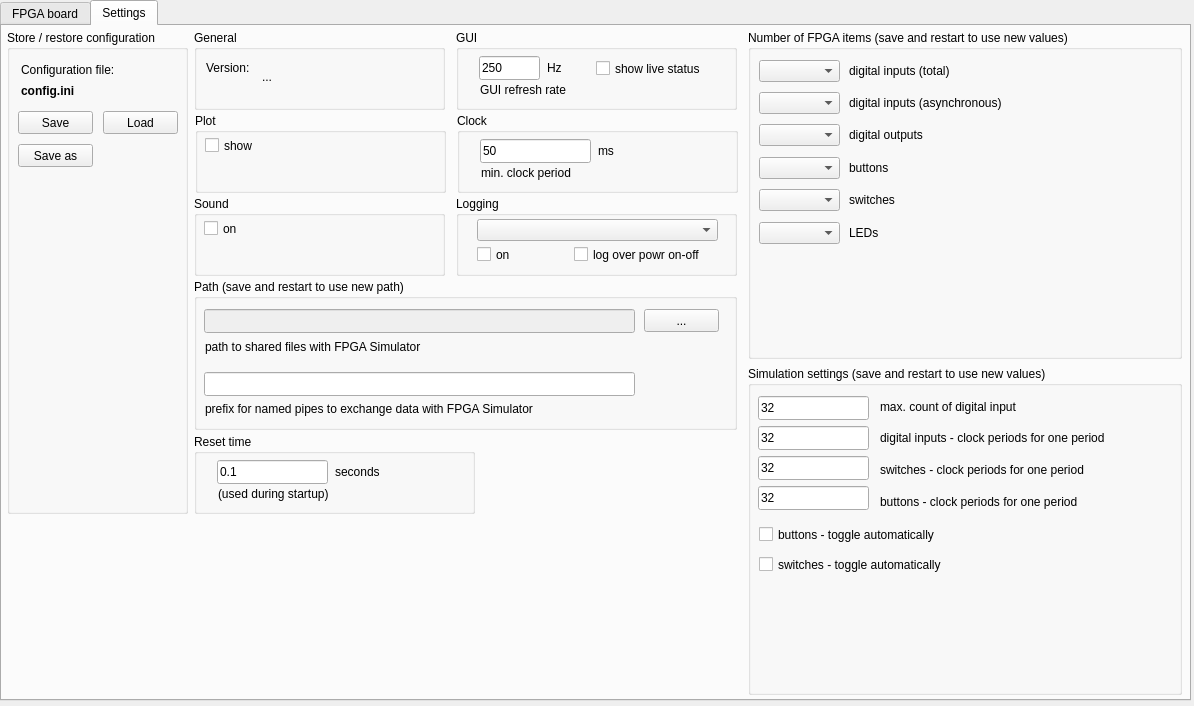
First picture: the form in python/hw_sim_fwk/ui/mainWindow.ui, repository ClarkFieseln/FPGA_HW_SIM_FWK, before the edit.
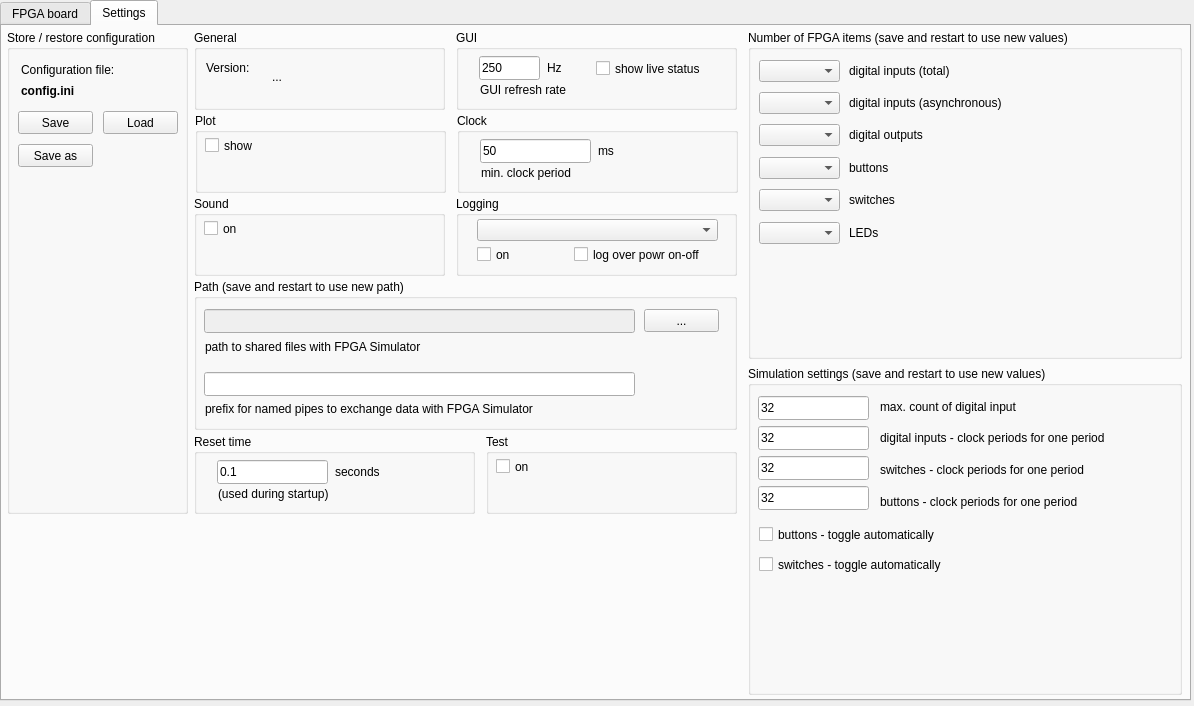
Second picture: the form after the edit. Icons and pictures are not drawn.

Patch:
```diff
--- a/python/hw_sim_fwk/ui/mainWindow.ui
+++ b/python/hw_sim_fwk/ui/mainWindow.ui
@@ -637,9 +637,9 @@
       <widget class="QLabel" name="lblVersion">
        <property name="geometry">
         <rect>
-         <x>68</x>
+         <x>78</x>
          <y>26</y>
-         <width>181</width>
+         <width>171</width>
          <height>41</height>
         </rect>
        </property>
@@ -652,7 +652,7 @@
         <rect>
          <x>12</x>
          <y>28</y>
-         <width>50</width>
+         <width>61</width>
          <height>20</height>
         </rect>
        </property>
@@ -1295,7 +1295,7 @@
         <rect>
          <x>141</x>
          <y>30</y>
-         <width>51</width>
+         <width>71</width>
          <height>16</height>
         </rect>
        </property>
@@ -1304,6 +1304,32 @@
        </property>
       </widget>
      </widget>
+     <widget class="QGroupBox" name="gbTest">
+      <property name="geometry">
+       <rect>
+        <x>484</x>
+        <y>408</y>
+        <width>251</width>
+        <height>80</height>
+       </rect>
+      </property>
+      <property name="title">
+       <string>Test</string>
+      </property>
+      <widget class="QCheckBox" name="cbTest">
+       <property name="geometry">
+        <rect>
+         <x>10</x>
+         <y>24</y>
+         <width>61</width>
+         <height>17</height>
+        </rect>
+       </property>
+       <property name="text">
+        <string>on</string>
+       </property>
+      </widget>
+     </widget>
     </widget>
    </widget>
   </widget>
```
